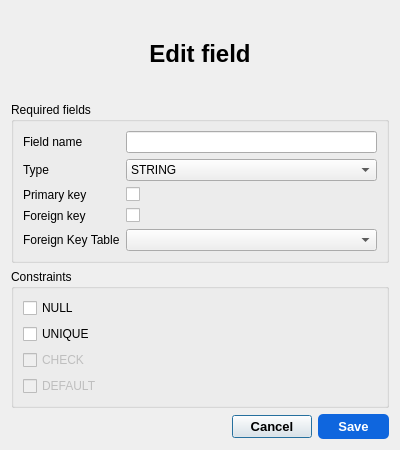
Qt form src/components/editfield-dashboard/editfielddialog.ui (RapidWebForge/RapidWebForgeApp) before a commit.
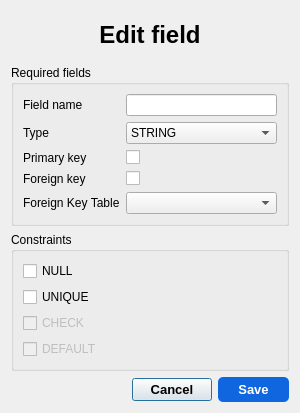
The same form after that commit.

Diff of the .ui file:
```diff
--- a/src/components/editfield-dashboard/editfielddialog.ui
+++ b/src/components/editfield-dashboard/editfielddialog.ui
@@ -6,8 +6,8 @@
    <rect>
     <x>0</x>
     <y>0</y>
-    <width>400</width>
-    <height>450</height>
+    <width>300</width>
+    <height>413</height>
    </rect>
   </property>
   <property name="windowTitle">
```
